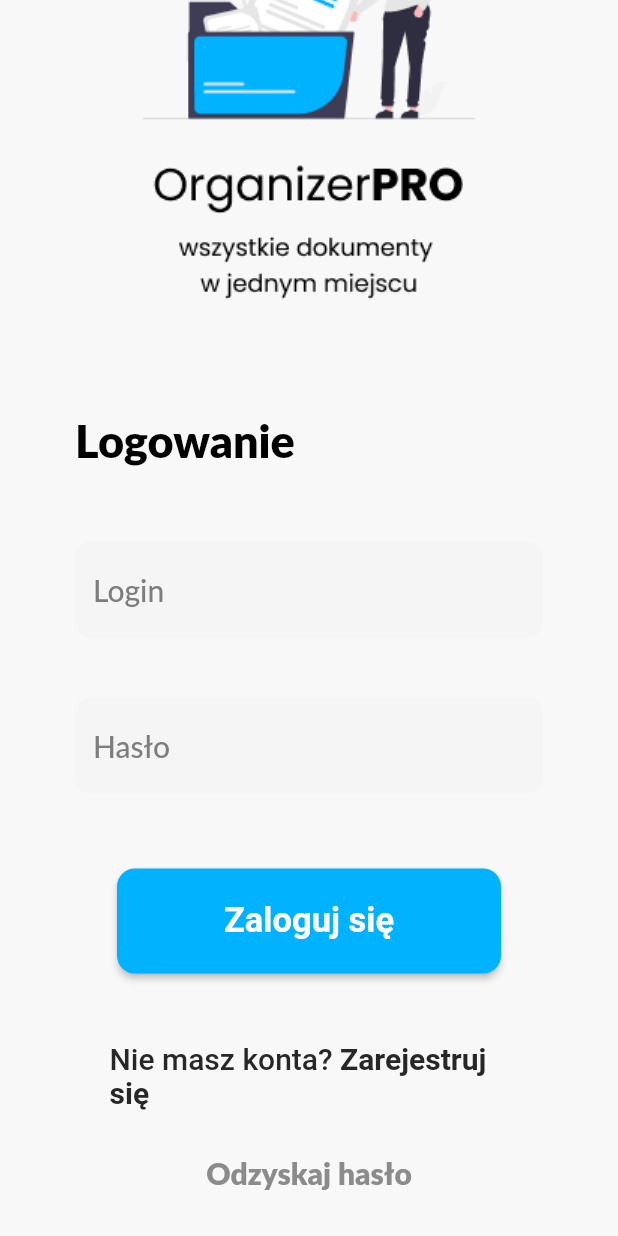
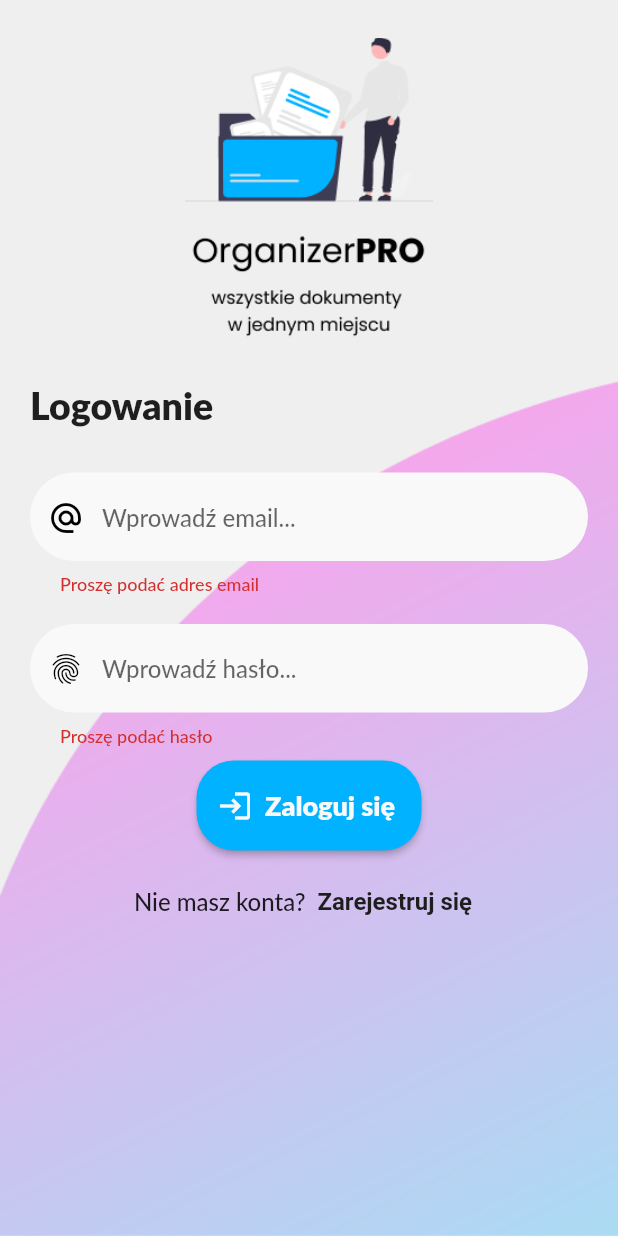
Before and after one commit to v-ashka/proj-zespolowy-flutter, a Flutter app: the screen it shows after launch, after a tap on "Zaloguj się", on a phone screen of 412 x 824 dp. Run offline on Flutter 3.47's test engine with Material 2 defaults, Android fonts, the phone set to English and light mode, and no system bars; our stand-ins replace flutter_secure_storage, flutter_spinkit, flutter_svg, image_picker, sqflite, string_validator; missing offline and left inert: jwt_decode; accounts and stored records are empty; network calls fail.

Commit message:
rebuilt login page

```diff
--- a/lib/components/module_list.dart
+++ b/lib/components/module_list.dart
@@ -63,128 +63,14 @@ class _ModuleListState extends State<ModuleList> {
   }
 
   Future<String> getPhoto(data, token) async {
-    var CarPhoto = '${SERVER_IP}/api/fileUpload/GetFile/${data["idPubliczne"]}&naglowkowy=true';
+    var CarPhoto =
+        '${SERVER_IP}/api/fileUpload/GetFile/${data["idPubliczne"]}&naglowkowy=true';
 
     return CarPhoto;
   }
 
-  // getCars(String token) async {
-
-  //   var getCarListResponse = await http.get(
-  //     Uri.parse('http://${SERVER_IP}/api/car/GetList'),
-  //     headers: <String, String>{
-  //       'Content-Type': 'application/json',
-  //       'Authorization': "Bearer ${token}",
-  //     },
-  //   );
-
-  //   var carBrandListRes = await http.get(
-  //     Uri.parse('http://${SERVER_IP}/api/car/api/MarkiModele'),
-  //     headers: <String, String>{
-  //       'Content-Type': 'application/json',
-  //       'Authorization': "Bearer ${token}",
-  //     },
-  //   );
-
-  //   // print(jsonDecode(carBrandListRes.body).runtimeType);
-  //   // print("test: ");
-  //   // print(carBrandList[0]);
-
-  //   // print(getCarListResponse.body);
-
-  //   if (getCarListResponse.statusCode == 200 &&
-  //       carBrandListRes.statusCode == 200) {
-  //     final tempCarListData = jsonDecode(getCarListResponse.body);
-  //     final carBrandList = jsonDecode(carBrandListRes.body);
-  //     data = tempCarListData;
-  //     // data.forEach((car) async {
-  //     //   car["car_list"] = await http.get(
-  //     //     Uri.parse(
-  //     //         'http://${SERVER_IP}/api/insurance/GetInsuranceList/${car["idPubliczne"]}'),
-  //     //     headers: <String, String>{
-  //     //       'Content-Type': 'application/json',
-  //     //       'Authorization': "Bearer ${token}",
-  //     //     },
-  //     //   );
-  //     //   car["pojemnoscSilnika"] = "abcd";
-  //     //   // print(car["idPubliczne"]);
-  //     //   // final tempCarInsurance = jsonDecode(carInsuranceListRes.body);
-  //     //   // tempCarInsurance.length > 0
-  //     //   //     ? (data[car]["car_insurance"] = "test")
-  //     //   //     : (data[car]["car_insurance"] = "brak");
-  //     //   data[car]["car_listview_oc_time"] = "test";
-
-  //     //   // print(car);
-  //     // });
-
-  //     // data = jsonDecode(getCarListResponse.body);
-
-  //     // data.forEach((item) async {
-  //     //   // print(item["modelId"]);
-
-  //     //   item["modelName"] = await carBrandList
-  //     //       .firstWhere((expresion) => (expresion["id"] == item["modelId"]));
-  //     //   // print(item["modelId"]["modeleMarki"][item]["id"]);
-  //     //   // print(item["modelName"]["modeleMarki"][2]);
-  //     //   item["modelName"]["modeleMarki"].forEach((modelItem) async {
-  //     //     // print(modelItem);
-  //     //     // print(item["modelId"]);
-  //     //     if (modelItem['id'] == item["modelId"]) {
-  //     //       item["modelName"]["modeleMarki"] = modelItem["nazwa"];
-  //     //     } else {
-  //     //       item["modelName"]["modeleMarki"] = modelItem["nazwa"];
-  //     //     }
-  //     //   });
-
-  //     //   // item["modelTEST"] = await getInsurance(item, token);
-
-  //     //   // itemTest.then((value) {
-  //     //   //   print("start");
-  //     //   //   print("test___: ${value}");
-  //     //   //   item["testItem"] = value;
-  //     //   //   print("end");
-  //     //   // });
-  //     // });
-
-  //     // print("data testr: ${data[1]["idPubliczne"]}");
-  //     // final tempModelId = data[0]["modelId"];
-  //     // data[0]["modelId"] = carBrandList.firstWhere((item) {
-  //     //   item["id"] == data[0]["modelId"];
-  //     // });
-  //     // print(data[0]["modelId"]["name"]);
-  //     // print(data[0]["modelId"]["modeleMarki"][tempModelId]["nazwa"]);
-  //     // return jsonDecode(getCarListResponse.body);
-  //     print("car data: ");
-  //     return data;
-  //   } else {
-  //     print("Can't fetch car list!");
-  //   }
-  // }
-
   @override
   Widget build(BuildContext context) {
-    // print(widget.data);
-    // DateTime date1 = DateTime.parse(widget.data["data"][1]['end_time']);
-    // print(date1);
-    // // print("${widget.data["data"][0]["name"]}");
-    //     return FutureBuilder(
-    //     future: getCars(widget.data["user_auth"]),
-    //     builder: (BuildContext context, AsyncSnapshot snapshot) {
-    //       if (snapshot.connectionState == ConnectionState.waiting) {
-    //         return Center(
-    //           child: SpinKitThreeBounce(
-    //             color: secondColor,
-    //             size: 40,
-    //           ),
-    //         );
-    //       } else {
-    //         if (snapshot.hasError) {
-    //           return Center(child: Text("Error ${snapshot.error}"));
-    //         } else {
-    //           return Center(child: Text("${snapshot.data}"));
-    print(" ");
-    print("module_list: ");
-    // print(widget.data["user_auth"]);
     final today = DateTime.now();
 
     return Center(
--- a/lib/constants.dart
+++ b/lib/constants.dart
@@ -3,7 +3,7 @@ import 'package:flutter/material.dart';
 // server ip addr
 // const SERVER_IP = "10.0.2.2:5151";
 const SERVER_IP =
-    "http://10.0.2.2:5151";
+    "https://21ff-2a02-a315-4137-c700-7414-a08f-c4fc-d3d2.eu.ngrok.io";
 // const SERVER_IP = "192.168.0.10:5151";
 
 // basic color app
--- a/lib/main.dart
+++ b/lib/main.dart
@@ -2,6 +2,7 @@ import 'dart:io';
 
 import 'package:flutter/material.dart';
 import 'package:projzespoloey/constants.dart';
+import 'package:projzespoloey/pages/_userAuth.dart';
 import 'package:projzespoloey/pages/carsModule/carInsuranceHistoryView.dart';
 import 'package:projzespoloey/pages/carsModule/carInsuranceView.dart';
 import 'package:projzespoloey/pages/carsModule/carItem.dart';
@@ -48,7 +49,7 @@ class MyApp extends StatelessWidget {
       initialRoute: '/',
       routes: {
         '/': (context) => Loading(),
-        '/user_auth': (context) => UserAuth(),
+        '/user_auth': (context) => UserAuthentication(),
         '/dashboard': (context) => Dashboard(),
         '/form': (context) => DataForm(),
         // Car Routes
--- /dev/null
+++ b/lib/pages/_userAuth.dart
@@ -0,0 +1,287 @@
+import 'dart:convert';
+
+import 'package:flutter/material.dart';
+import 'package:flutter/services.dart';
+import 'package:flutter/src/foundation/key.dart';
+import 'package:flutter/src/widgets/framework.dart';
+import 'package:flutter_secure_storage/flutter_secure_storage.dart';
+import 'package:jwt_decode/jwt_decode.dart';
+import 'package:projzespoloey/constants.dart';
+import 'package:projzespoloey/main.dart';
+import 'package:http/http.dart' as http;
+import 'package:projzespoloey/services/UserApiService.dart';
+import 'package:projzespoloey/services/UserModel.dart';
+
+class UserAuthentication extends StatefulWidget {
+  const UserAuthentication({Key? key}) : super(key: key);
+  AndroidOptions _getAndroidOptions() => const AndroidOptions(
+        encryptedSharedPreferences: true,
+      );
+  @override
+  State<UserAuthentication> createState() => _UserAuthenticationState();
+}
+
+class _UserAuthenticationState extends State<UserAuthentication> {
+  // Local flutter storage token
+  final storage = new FlutterSecureStorage();
+
+  // Form variables
+  final formKey = GlobalKey<FormState>();
+  bool isValid = false;
+  bool isLoading = false;
+  String? emailInput = "";
+  String? passInput = "";
+
+  // Error feedback
+  String errorFeedback = "";
+
+  void saveData() async {
+    setState(() => isLoading = true);
+    Map<String, dynamic> payload = {};
+    UserLogin data = UserLogin(email: emailInput, pass: passInput);
+    var token = await UserApiService().login(data);
+    Future.delayed(const Duration(seconds: 0)).then((value) => setState(() {
+          print("token is:");
+          print(token);
+          isLoading = false;
+
+          if (token != null) {
+            readJson();
+            payload = Jwt.parseJwt(token);
+            Navigator.pushNamed(context, '/dashboard', arguments: {
+              "userData": _userData,
+              "token": token,
+              "tokenData": payload
+            });
+          } else {
+            errorFeedback = "Podano nieprawidłowe dane!";
+          }
+        }));
+  }
+
+  // temp data for testing purposes
+  Map _userData = {};
+  Future<void> readJson() async {
+    final String response =
+        await rootBundle.loadString('assets/data/temp.json');
+    final data = await json.decode(response);
+    setState(() {
+      _userData = data;
+    });
+  }
+
+  @override
+  Widget build(BuildContext context) {
+    return Scaffold(
+      backgroundColor: Color(0xffF8F8F8),
+      body: SafeArea(
+        child: Container(
+          height: double.infinity,
+          width: double.infinity,
+          decoration: BoxDecoration(
+              image: DecorationImage(
+                  image: AssetImage("assets/background.png"),
+                  fit: BoxFit.fill)),
+          child: Padding(
+            padding: const EdgeInsets.fromLTRB(20, 0, 20, 0),
+            child: ListView(
+              children: [
+                SizedBox(
+                  height: 25,
+                ),
+                Column(
+                  crossAxisAlignment: CrossAxisAlignment.start,
+                  mainAxisAlignment: MainAxisAlignment.start,
+                  children: [
+                    Center(
+                      child: Image(
+                        width: 200,
+                        height: 200,
+                        image: AssetImage("assets/logo.png"),
+                      ),
+                    ),
+                    SizedBox(
+                      height: 20,
+                    ),
+                    Padding(
+                      padding: const EdgeInsets.fromLTRB(0, 10, 0, 30),
+                      child: Text(
+                        "Logowanie",
+                        style: TextStyle(
+                          fontWeight: FontWeight.w600,
+                          color: fontBlack,
+                          fontSize: 25,
+                        ),
+                      ),
+                    ),
+                    Form(
+                        key: formKey,
+                        onChanged: () {
+                          final formValidation =
+                              formKey.currentState!.validate();
+                          if (isValid != formValidation) {
+                            setState(() {
+                              isValid = formValidation;
+                            });
+                          }
+                        },
+                        child: Column(
+                          crossAxisAlignment: CrossAxisAlignment.center,
+                          mainAxisAlignment: MainAxisAlignment.center,
+                          children: [
+                            TextFormField(
+                              validator: (value) {
+                                if (value == null || value.isEmpty) {
+                                  return "Proszę podać adres email";
+                                }
+                                return null;
+                              },
+                              onSaved: (String? value) {
+                                emailInput = value;
+                              },
+                              cursorColor: Colors.black,
+                              style: TextStyle(color: Colors.black),
+                              decoration: InputDecoration(
+                                  contentPadding: EdgeInsets.all(20),
+                                  prefixIcon: Padding(
+                                    padding: EdgeInsets.only(top: 1),
+                                    child: Icon(
+                                      Icons.alternate_email,
+                                      color: Colors.black,
+                                    ),
+                                  ),
+                                  hintText: "Wprowadź email...",
+                                  fillColor: bgSmokedWhite,
+                                  filled: true,
+                                  border: OutlineInputBorder(
+                                    borderRadius: BorderRadius.circular(50),
+                                    borderSide: BorderSide.none,
+                                  )),
+                            ),
+                            SizedBox(
+                              height: 20,
+                            ),
+                            TextFormField(
+                              validator: (value) {
+                                if (value == null || value.isEmpty) {
+                                  return "Proszę podać hasło";
+                                }
+                                return null;
+                              },
+                              onSaved: (String? value) {
+                                passInput = value;
+                              },
+                              cursorColor: Colors.black,
+                              style: TextStyle(color: Colors.black),
+                              decoration: InputDecoration(
+                                  contentPadding: EdgeInsets.all(20),
+                                  prefixIcon: Padding(
+                                    padding: EdgeInsets.only(top: 1),
+                                    child: Icon(
+                                      Icons.fingerprint,
+                                      color: Colors.black,
+                                    ),
+                                  ),
+                                  hintText: "Wprowadź hasło...",
+                                  fillColor: bgSmokedWhite,
+                                  filled: true,
+                                  border: OutlineInputBorder(
+                                    borderRadius: BorderRadius.circular(50),
+                                    borderSide: BorderSide.none,
+                                  )),
+                            ),
+                            SizedBox(
+                              height: 10,
+                            ),
+                            if (!errorFeedback.isEmpty) ...[
+                              Text(
+                                "${errorFeedback}",
+                                style: TextStyle(
+                                    color: errorColor,
+                                    fontSize: 14,
+                                    fontWeight: FontWeight.w400,
+                                    letterSpacing: 1.2),
+                              ),
+                              SizedBox(
+                                height: 10,
+                              ),
+                            ],
+                            SizedBox(
+                              width: 150,
+                              height: 60,
+                              child: ElevatedButton.icon(
+                                  style: ElevatedButton.styleFrom(
+                                      onPrimary: mainColor,
+                                      primary: mainColor,
+                                      onSurface: Colors.amber,
+                                      shape: RoundedRectangleBorder(
+                                        borderRadius: BorderRadius.circular(25),
+                                      )),
+                                  onPressed: () async {
+                                    if (formKey.currentState!.validate()) {
+                                      formKey.currentState!.save();
+                                      // user model
+                                      errorFeedback = "";
+                                      saveData();
+                                      print(
+                                          "email: ${emailInput} pass: ${passInput}");
+                                    }
+                                  },
+                                  icon: isLoading
+                                      ? Container(
+                                          width: 24,
+                                          height: 24,
+                                          padding: EdgeInsets.all(2),
+                                          child: CircularProgressIndicator(
+                                            color: Colors.white,
+                                            strokeWidth: 3,
+                                          ),
+                                        )
+                                      : Icon(
+                                          Icons.login,
+                                          color: bgSmokedWhite,
+                                        ),
+                                  label: Text(
+                                    "Zaloguj się",
+                                    style: TextStyle(
+                                        fontWeight: FontWeight.w600,
+                                        fontSize: 18,
+                                        color: bgSmokedWhite),
+                                  )),
+                            )
+                          ],
+                        )),
+                    SizedBox(
+                      height: 10,
+                    ),
+                    Row(
+                      mainAxisAlignment: MainAxisAlignment.center,
+                      children: [
+                        Text(
+                          "Nie masz konta?",
+                          style: TextStyle(
+                            fontSize: 16,
+                          ),
+                        ),
+                        TextButton(
+                            style: TextButton.styleFrom(
+                                primary: fontBlack,
+                                onSurface: secondColor,
+                                textStyle: TextStyle(
+                                  fontSize: 16,
+                                  fontWeight: FontWeight.bold,
+                                )),
+                            onPressed: () {},
+                            child: Text("Zarejestruj się"))
+                      ],
+                    )
+                  ],
+                )
+              ],
+            ),
+          ),
+        ),
+      ),
+    );
+  }
+}
--- a/lib/pages/carsModule/form/carForm.dart
+++ b/lib/pages/carsModule/form/carForm.dart
@@ -43,21 +43,6 @@ class _CarFormState extends State<CarForm> {
   int? modelItem;
   String? _selectedValue2;
   int? _selectedValue3;
-  List<String> selectType = [
-    "Audi",
-    "BMW",
-    "Peugeot",
-    "Skoda",
-    "Renault",
-  ];
-
-  List<String> selectType2 = [
-    "A4",
-    "E36",
-    "106",
-    "Fabia",
-    "Megane",
-  ];
 
   @override
   void initState() {
@@ -72,12 +57,12 @@ class _CarFormState extends State<CarForm> {
     Future.delayed(Duration(seconds: 0)).then((value) => setState(() {}));
   }
 
-
   void handleReadOnlyInputClick(context) {
     showDialog(
       context: context,
       builder: (BuildContext context) {
-        return Theme(data: Theme.of(context).copyWith(
+        return Theme(
+            data: Theme.of(context).copyWith(
                 colorScheme: ColorScheme.light(
               primary: mainColor, // header background color
               onPrimary: bgSmokedWhite, // header text color
@@ -86,26 +71,18 @@ class _CarFormState extends State<CarForm> {
             child: AlertDialog(
               title: Text("Wybierz rok produkcji"),
               content: Container(
-            // Need to use container to add size constraint.
                 width: 100,
                 height: 300,
                 child: YearPicker(
                   firstDate: DateTime(1960),
                   lastDate: DateTime(DateTime.now().year),
-              // save the selected date to _selectedDate DateTime variable.
-              // It's used to set the previous selected date when
-              // re-showing the dialog.
                   selectedDate: DateTime(prodDate),
                   onChanged: (DateTime dateTime) {
-                // close the dialog when year is selected.
                     Navigator.pop(context);
                     setState(() {
                       prodDate = dateTime.year;
                       print("${prodDate}");
                     });
-
-                // Do something with the dateTime selected.
-                // Remember that you need to use dateTime.year to get the year
                   },
                 ),
               ),
--- /dev/null
+++ b/lib/services/UserApiService.dart
@@ -0,0 +1,31 @@
+import 'dart:convert';
+import 'dart:developer';
+
+import 'package:projzespoloey/constants.dart';
+import 'package:projzespoloey/services/UserModel.dart';
+import 'package:flutter/material.dart';
+import 'package:http/http.dart' as http;
+
+class UserApiService {
+  Future login(data) async {
+    try {
+      var url = Uri.parse("${SERVER_IP}/api/account/login");
+      var response = await http.post(
+        url,
+        headers: <String, String>{
+          'Content-Type': 'application/json',
+        },
+        body: jsonEncode(data),
+      );
+      print(response.statusCode);
+      if (response.statusCode == 200) {
+        // print(response.body);
+        return response.body;
+      } else {
+        return null;
+      }
+    } catch (e) {
+      log(e.toString());
+    }
+  }
+}
--- /dev/null
+++ b/lib/services/UserModel.dart
@@ -0,0 +1,12 @@
+class UserLogin {
+  UserLogin({required this.email, required this.pass});
+  String? email;
+  String? pass;
+
+  factory UserLogin.fromJson(Map<String, dynamic> json) => UserLogin(
+        email: json["email"],
+        pass: json["haslo"],
+      );
+
+  Map<String, dynamic> toJson() => {"email": email, "haslo": pass};
+}
```
Lines whose indentation alone changed are shown as unchanged.
